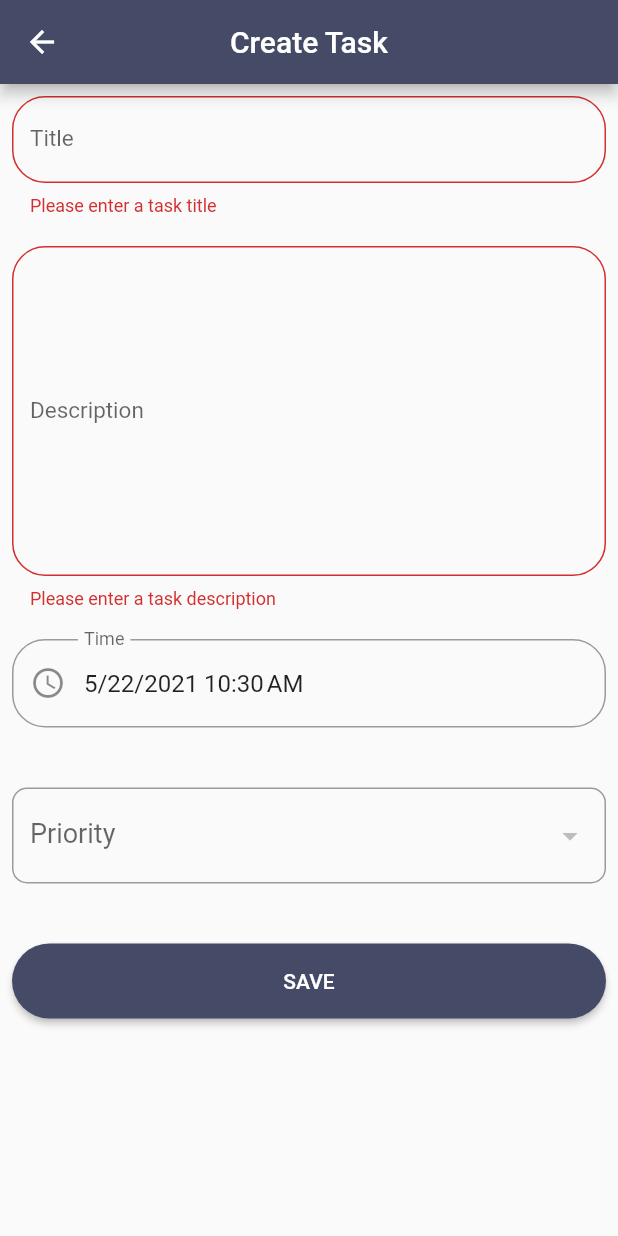
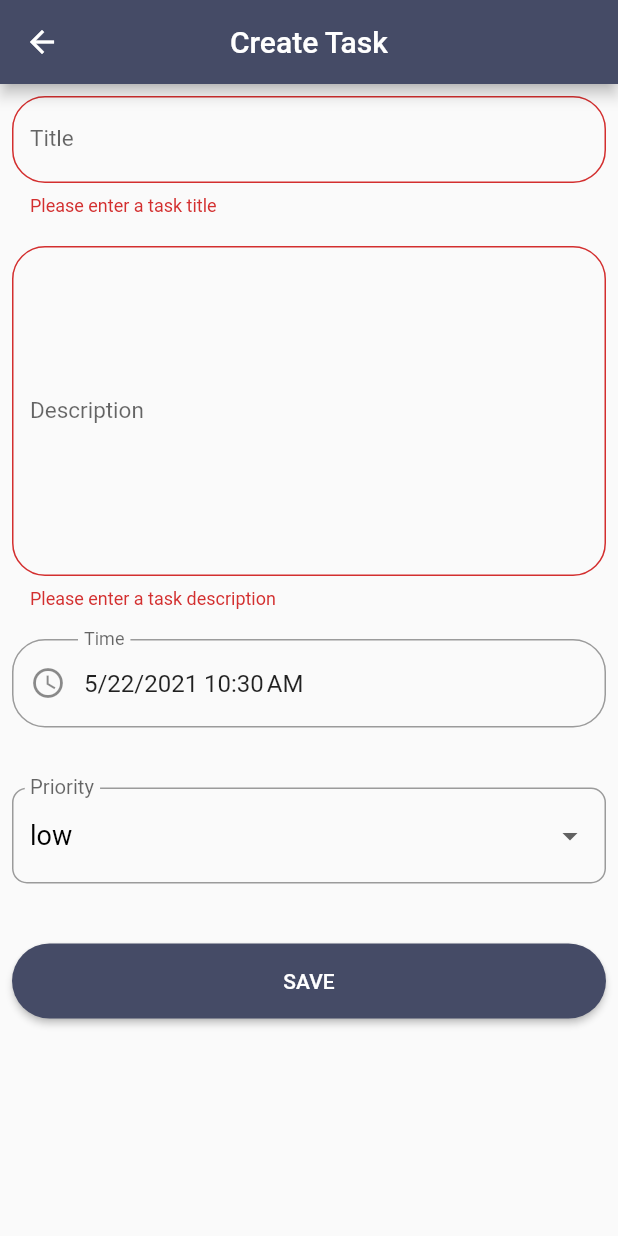
Before and after one commit to 2shrestha22/todo_app, a Flutter app: the TodoEditPage screen opened directly, after a tap on "SAVE", on a phone screen of 412 x 824 dp. Run offline on Flutter 3.47's test engine with Material 2 defaults, Android fonts, the phone set to English and light mode, and no system bars; our stand-ins replace flutter_hooks, freezed_annotation, hive, hive_flutter, hooks_riverpod, introduction_screen; accounts and stored records are empty.

Commit message:
todo priority

```diff
--- a/lib/models/todo.dart
+++ b/lib/models/todo.dart
@@ -1,8 +1,19 @@
+import 'package:flutter/foundation.dart';
 import 'package:freezed_annotation/freezed_annotation.dart';
 import 'package:uuid/uuid.dart';
 
 part 'todo.freezed.dart';
 part 'todo.g.dart';
+
+enum TodoPriority {
+  low,
+  medium,
+  high,
+}
+
+extension TodoPriorityX on TodoPriority {
+  String get toNiceString => describeEnum(this);
+}
 
 @freezed
 class Todo with _$Todo {
@@ -13,6 +24,7 @@ class Todo with _$Todo {
     // required TimeOfDay time,
     required String description,
     required bool completed,
+    required TodoPriority priority,
   }) = _Todo;
 
   factory Todo.empty() => Todo(
@@ -22,6 +34,7 @@ class Todo with _$Todo {
         // time: TimeOfDay.now(),
         description: '',
         completed: false,
+        priority: TodoPriority.low,
       );
 
   factory Todo.fromJson(Map<String, dynamic> json) => _$TodoFromJson(json);
--- a/lib/screens/todo_form/todo_edit_page.dart
+++ b/lib/screens/todo_form/todo_edit_page.dart
@@ -23,7 +23,7 @@ class TodoEditPage extends HookWidget {
       ..text = todo.description;
     DateTime dateTime = todo.date;
 
-    final List<String> priorities = ['Low', 'Medium', 'High'];
+    TodoPriority todoPriority = todo.priority;
 
     _submit() {
       if (_golbalKey.currentState!.validate()) {
@@ -32,7 +32,7 @@ class TodoEditPage extends HookWidget {
               title: titleController.text,
               description: descriptionController.text,
               date: dateTime,
-          ),
+              priority: todoPriority),
         );
         Navigator.pop(context);
       }
@@ -125,16 +125,18 @@ class TodoEditPage extends HookWidget {
                         padding: const EdgeInsets.symmetric(
                           vertical: 20,
                         ),
-                        child: DropdownButtonFormField(
+                        child: DropdownButtonFormField<TodoPriority>(
+                          value: todoPriority,
                           isDense: true,
-                          items: priorities.map((String priority) {
+                          items: TodoPriority.values.map((priority) {
                             return DropdownMenuItem(
                               value: priority,
                               child: Text(
-                                  priority,
+                                priority.toNiceString,
                                 style: TextStyle(
                                     color: Colors.black, fontSize: 18),
-                                ));
+                              ),
+                            );
                           }).toList(),
                           style: TextStyle(fontSize: 18),
                           decoration: InputDecoration(
@@ -145,13 +147,9 @@ class TodoEditPage extends HookWidget {
                           // validator: (input) => _priority == null
                           // ? "Please Select a priority level"
                           // : null,
-                          // onChanged: (value) {
-                          //   setState(
-                          //     () {
-                          //       _priority = value;
-                          //     },
-                          //   );
-                          // },
+                          onChanged: (value) {
+                            todoPriority = value!;
+                          },
                         )),
                     SizedBox(
                       height: 20,
```
Also changed, not shown: lib/screens/todo_list/todo_list_page.dart (+12 -0 lines), lib/models/todo.freezed.dart, lib/models/todo.g.dart. Lines whose indentation alone changed are shown as unchanged.
